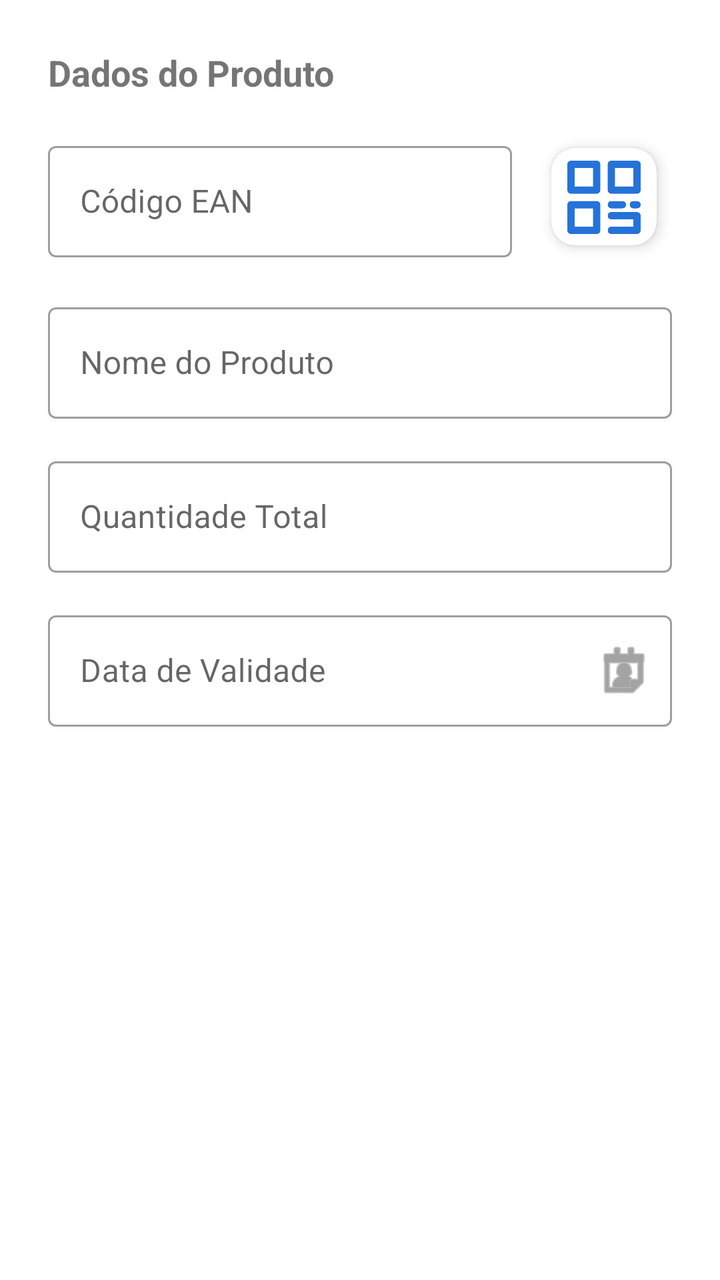
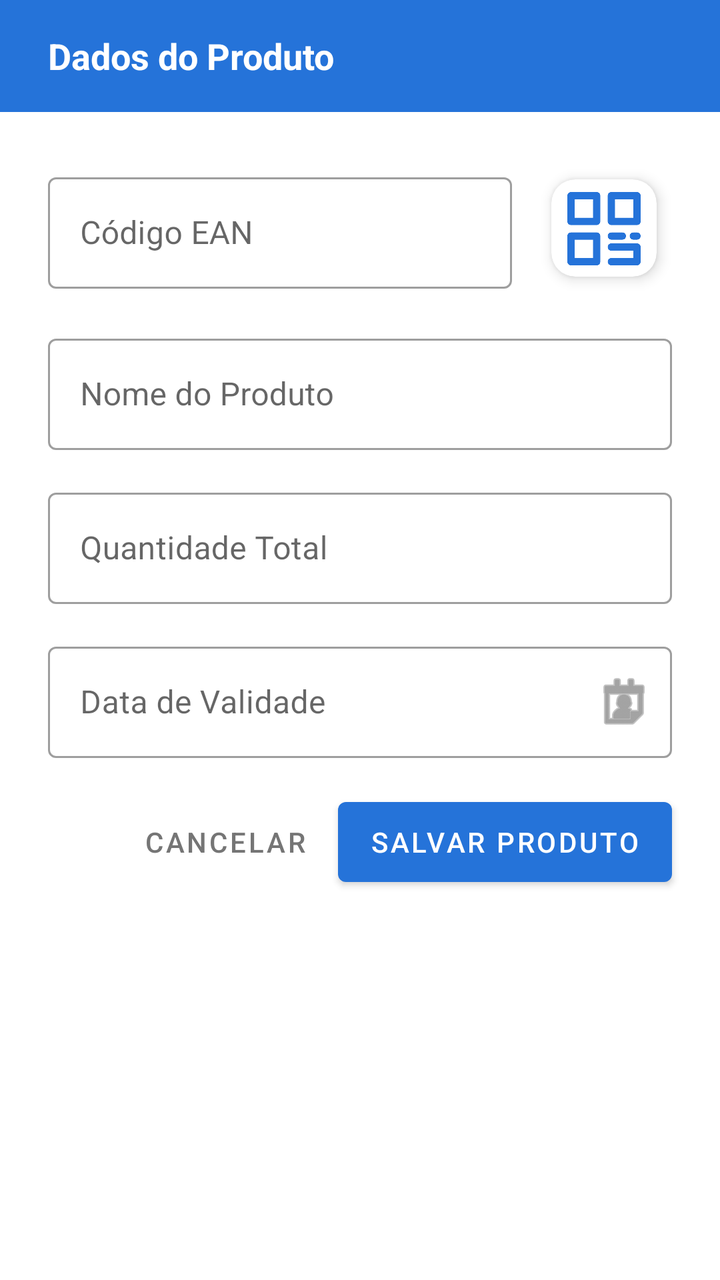

The first picture is an Android layout as it rendered before a commit; the second is the same layout after the commit. The layout source and the unified diff follow.
<!-- AndroidManifest.xml: application theme Theme.ColetorPlus -->
<!-- res/layout/dialog_admin_novo_produto.xml -->
<?xml version="1.0" encoding="utf-8"?>
<LinearLayout xmlns:android="http://schemas.android.com/apk/res/android"
    xmlns:app="http://schemas.android.com/apk/res-auto"
    android:layout_width="match_parent"
    android:layout_height="wrap_content"
    android:orientation="vertical"
    android:clipChildren="false"
    android:clipToPadding="false"
    android:padding="24dp">

    <TextView
        android:layout_width="match_parent"
        android:layout_height="wrap_content"
        android:layout_marginBottom="16dp"
        android:text="Dados do Produto"
        android:textSize="18sp"
        android:textStyle="bold" />

    
    <LinearLayout
        android:layout_width="match_parent"
        android:layout_height="wrap_content"
        android:orientation="horizontal"
        android:gravity="center_vertical"
        android:clipChildren="false"
        android:clipToPadding="false"
        android:layout_marginBottom="16dp">

        <com.google.android.material.textfield.TextInputLayout
            android:id="@+id/tilNovoEan"
            style="@style/Widget.MaterialComponents.TextInputLayout.OutlinedBox"
            android:layout_width="0dp"
            android:layout_height="wrap_content"
            android:layout_weight="1"
            android:hint="Código EAN">

            <com.google.android.material.textfield.TextInputEditText
                android:id="@+id/etNovoEan"
                android:layout_width="match_parent"
                android:layout_height="wrap_content"
                android:inputType="number" />
        </com.google.android.material.textfield.TextInputLayout>

        <com.google.android.material.card.MaterialCardView
            android:id="@+id/cardScanEanDialog"
            android:layout_width="68dp"
            android:layout_height="68dp"
            android:layout_marginStart="12dp"
            app:cardCornerRadius="12dp"
            app:cardElevation="4dp"
            app:cardUseCompatPadding="true">

            <ImageButton
                android:id="@+id/btnScanEanDialog"
                android:layout_width="match_parent"
                android:layout_height="match_parent"
                android:background="?attr/selectableItemBackground"
                android:contentDescription="Escanear EAN"
                android:padding="2dp"
                android:scaleType="fitCenter"
                android:src="@drawable/qrcode"
                app:tint="?attr/colorPrimary" />
        </com.google.android.material.card.MaterialCardView>
    </LinearLayout>

    <com.google.android.material.textfield.TextInputLayout
        android:id="@+id/tilNovoNome"
        style="@style/Widget.MaterialComponents.TextInputLayout.OutlinedBox"
        android:layout_width="match_parent"
        android:layout_height="wrap_content"
        android:layout_marginBottom="16dp"
        android:hint="Nome do Produto">

        <com.google.android.material.textfield.TextInputEditText
            android:id="@+id/etNovoNome"
            android:layout_width="match_parent"
            android:layout_height="wrap_content"
            android:inputType="textCapWords" />
    </com.google.android.material.textfield.TextInputLayout>

    <com.google.android.material.textfield.TextInputLayout
        android:id="@+id/tilNovoQuantidade"
        style="@style/Widget.MaterialComponents.TextInputLayout.OutlinedBox"
        android:layout_width="match_parent"
        android:layout_height="wrap_content"
        android:layout_marginBottom="16dp"
        android:hint="Quantidade Total">

        <com.google.android.material.textfield.TextInputEditText
            android:id="@+id/etNovoQuantidade"
            android:layout_width="match_parent"
            android:layout_height="wrap_content"
            android:inputType="number" />
    </com.google.android.material.textfield.TextInputLayout>

    <com.google.android.material.textfield.TextInputLayout
        android:id="@+id/tilNovoValidade"
        style="@style/Widget.MaterialComponents.TextInputLayout.OutlinedBox"
        android:layout_width="match_parent"
        android:layout_height="wrap_content"
        android:layout_marginBottom="16dp"
        android:hint="Data de Validade"
        app:endIconMode="custom"
        app:endIconDrawable="@android:drawable/ic_menu_my_calendar">

        <com.google.android.material.textfield.TextInputEditText
            android:id="@+id/etNovoValidade"
            android:layout_width="match_parent"
            android:layout_height="wrap_content"
            android:focusable="false"
            android:clickable="true"
            android:inputType="none" />
    </com.google.android.material.textfield.TextInputLayout>

    <TextView
        android:id="@+id/tvAvisoExistente"
        android:layout_width="match_parent"
        android:layout_height="wrap_content"
        android:layout_marginTop="8dp"
        android:text="* Produto já cadastrado. Os dados acima serão atualizados."
        android:textColor="#F44336"
        android:textSize="12sp"
        android:visibility="gone" />

</LinearLayout>
<!-- resources referenced by this layout -->
<resources>
  <!-- drawable qrcode: png bitmap (drawable, 11988 bytes) -->
  <style name="Theme.ColetorPlus" parent="Theme.MaterialComponents.DayNight.DarkActionBar">
          
          <item name="colorPrimary">@color/purple_500</item>
          <item name="colorPrimaryVariant">@color/purple_700</item>
          <item name="colorOnPrimary">@color/white</item>
          
          <item name="colorSecondary">@color/teal_200</item>
          <item name="colorSecondaryVariant">@color/teal_700</item>
          <item name="colorOnSecondary">@color/black</item>
          
          <item name="android:statusBarColor">?attr/colorPrimaryVariant</item>
          
      </style>
  <color name="purple_500">#2573D9</color>
  <color name="purple_700">#2573D9</color>
  <color name="white">#F2F2F2</color>
  <color name="teal_200">#FF03DAC5</color>
  <color name="teal_700">#FF018786</color>
  <color name="black">#FF000000</color>
</resources>

<!-- the commit's change to res/layout/dialog_admin_novo_produto.xml (unified diff, before → after) -->
@@ -6,120 +6,163 @@
     android:orientation="vertical"
     android:clipChildren="false"
     android:clipToPadding="false"
-    android:padding="24dp">
-
-    <TextView
-        android:layout_width="match_parent"
-        android:layout_height="wrap_content"
-        android:layout_marginBottom="16dp"
-        android:text="Dados do Produto"
-        android:textSize="18sp"
-        android:textStyle="bold" />
+    android:background="@android:color/white">
 
     
     <LinearLayout
         android:layout_width="match_parent"
+        android:layout_height="56dp"
+        android:background="?attr/colorPrimary"
+        android:gravity="center_vertical"
+        android:paddingHorizontal="24dp">
+
+        <TextView
+            android:layout_width="wrap_content"
+            android:layout_height="wrap_content"
+            android:text="Dados do Produto"
+            android:textColor="@android:color/white"
+            android:textSize="18sp"
+            android:textStyle="bold" />
+    </LinearLayout>
+
+    <LinearLayout
+        android:layout_width="match_parent"
         android:layout_height="wrap_content"
-        android:orientation="horizontal"
-        android:gravity="center_vertical"
+        android:orientation="vertical"
+        android:padding="24dp"
         android:clipChildren="false"
-        android:clipToPadding="false"
-        android:layout_marginBottom="16dp">
+        android:clipToPadding="false">
+
+        
+        <LinearLayout
+            android:layout_width="match_parent"
+            android:layout_height="wrap_content"
+            android:orientation="horizontal"
+            android:gravity="center_vertical"
+            android:clipChildren="false"
+            android:clipToPadding="false"
+            android:layout_marginBottom="16dp">
+
+            <com.google.android.material.textfield.TextInputLayout
+                android:id="@+id/tilNovoEan"
+                style="@style/Widget.MaterialComponents.TextInputLayout.OutlinedBox"
+                android:layout_width="0dp"
+                android:layout_height="wrap_content"
+                android:layout_weight="1"
+                android:hint="Código EAN">
+
+                <com.google.android.material.textfield.TextInputEditText
+                    android:id="@+id/etNovoEan"
+                    android:layout_width="match_parent"
+                    android:layout_height="wrap_content"
+                    android:inputType="number" />
+            </com.google.android.material.textfield.TextInputLayout>
+
+            <com.google.android.material.card.MaterialCardView
+                android:id="@+id/cardScanEanDialog"
+                android:layout_width="68dp"
+                android:layout_height="68dp"
+                android:layout_marginStart="12dp"
+                app:cardCornerRadius="12dp"
+                app:cardElevation="4dp"
+                app:cardUseCompatPadding="true">
+
+                <ImageButton
+                    android:id="@+id/btnScanEanDialog"
+                    android:layout_width="match_parent"
+                    android:layout_height="match_parent"
+                    android:background="?attr/selectableItemBackground"
+                    android:contentDescription="Escanear EAN"
+                    android:padding="2dp"
+                    android:scaleType="fitCenter"
+                    android:src="@drawable/qrcode"
+                    app:tint="?attr/colorPrimary" />
+            </com.google.android.material.card.MaterialCardView>
+        </LinearLayout>
 
         <com.google.android.material.textfield.TextInputLayout
-            android:id="@+id/tilNovoEan"
+            android:id="@+id/tilNovoNome"
             style="@style/Widget.MaterialComponents.TextInputLayout.OutlinedBox"
-            android:layout_width="0dp"
+            android:layout_width="match_parent"
             android:layout_height="wrap_content"
-            android:layout_weight="1"
-            android:hint="Código EAN">
+            android:layout_marginBottom="16dp"
+            android:hint="Nome do Produto">
 
             <com.google.android.material.textfield.TextInputEditText
-                android:id="@+id/etNovoEan"
+                android:id="@+id/etNovoNome"
+                android:layout_width="match_parent"
+                android:layout_height="wrap_content"
+                android:inputType="textCapWords" />
+        </com.google.android.material.textfield.TextInputLayout>
+
+        <com.google.android.material.textfield.TextInputLayout
+            android:id="@+id/tilNovoQuantidade"
+            style="@style/Widget.MaterialComponents.TextInputLayout.OutlinedBox"
+            android:layout_width="match_parent"
+            android:layout_height="wrap_content"
+            android:layout_marginBottom="16dp"
+            android:hint="Quantidade Total">
+
+            <com.google.android.material.textfield.TextInputEditText
+                android:id="@+id/etNovoQuantidade"
                 android:layout_width="match_parent"
                 android:layout_height="wrap_content"
                 android:inputType="number" />
         </com.google.android.material.textfield.TextInputLayout>
 
-        <com.google.android.material.card.MaterialCardView
-            android:id="@+id/cardScanEanDialog"
-            android:layout_width="68dp"
-            android:layout_height="68dp"
-            android:layout_marginStart="12dp"
-            app:cardCornerRadius="12dp"
-            app:cardElevation="4dp"
-            app:cardUseCompatPadding="true">
-
-            <ImageButton
-                android:id="@+id/btnScanEanDialog"
-                android:layout_width="match_parent"
-                android:layout_height="match_parent"
-                android:background="?attr/selectableItemBackground"
-                android:contentDescription="Escanear EAN"
-                android:padding="2dp"
-                android:scaleType="fitCenter"
-                android:src="@drawable/qrcode"
-                app:tint="?attr/colorPrimary" />
-        </com.google.android.material.card.MaterialCardView>
-    </LinearLayout>
-
-    <com.google.android.material.textfield.TextInputLayout
-        android:id="@+id/tilNovoNome"
-        style="@style/Widget.MaterialComponents.TextInputLayout.OutlinedBox"
-        android:layout_width="match_parent"
-        android:layout_height="wrap_content"
-        android:layout_marginBottom="16dp"
-        android:hint="Nome do Produto">
-
-        <com.google.android.material.textfield.TextInputEditText
-            android:id="@+id/etNovoNome"
+        <com.google.android.material.textfield.TextInputLayout
+            android:id="@+id/tilNovoValidade"
+            style="@style/Widget.MaterialComponents.TextInputLayout.OutlinedBox"
             android:layout_width="match_parent"
             android:layout_height="wrap_content"
-            android:inputType="textCapWords" />
-    </com.google.android.material.textfield.TextInputLayout>
+            android:layout_marginBottom="16dp"
+            android:hint="Data de Validade"
+            app:endIconMode="custom"
+            app:endIconDrawable="@android:drawable/ic_menu_my_calendar">
 
-    <com.google.android.material.textfield.TextInputLayout
-        android:id="@+id/tilNovoQuantidade"
-        style="@style/Widget.MaterialComponents.TextInputLayout.OutlinedBox"
-        android:layout_width="match_parent"
-        android:layout_height="wrap_content"
-        android:layout_marginBottom="16dp"
-        android:hint="Quantidade Total">
+            <com.google.android.material.textfield.TextInputEditText
+                android:id="@+id/etNovoValidade"
+                android:layout_width="match_parent"
+                android:layout_height="wrap_content"
+                android:focusable="false"
+                android:clickable="true"
+                android:inputType="none" />
+        </com.google.android.material.textfield.TextInputLayout>
 
-        <com.google.android.material.textfield.TextInputEditText
-            android:id="@+id/etNovoQuantidade"
+        <TextView
+            android:id="@+id/tvAvisoExistente"
             android:layout_width="match_parent"
             android:layout_height="wrap_content"
-            android:inputType="number" />
-    </com.google.android.material.textfield.TextInputLayout>
+            android:layout_marginBottom="16dp"
+            android:text="* Produto já cadastrado. Os dados acima serão atualizados."
+            android:textColor="#F44336"
+            android:textSize="12sp"
+            android:visibility="gone" />
 
-    <com.google.android.material.textfield.TextInputLayout
-        android:id="@+id/tilNovoValidade"
-        style="@style/Widget.MaterialComponents.TextInputLayout.OutlinedBox"
-        android:layout_width="match_parent"
-        android:layout_height="wrap_content"
-        android:layout_marginBottom="16dp"
-        android:hint="Data de Validade"
-        app:endIconMode="custom"
-        app:endIconDrawable="@android:drawable/ic_menu_my_calendar">
-
-        <com.google.android.material.textfield.TextInputEditText
-            android:id="@+id/etNovoValidade"
+        
+        <LinearLayout
             android:layout_width="match_parent"
             android:layout_height="wrap_content"
-            android:focusable="false"
-            android:clickable="true"
-            android:inputType="none" />
-    </com.google.android.material.textfield.TextInputLayout>
+            android:orientation="horizontal"
+            android:gravity="end">
 
-    <TextView
-        android:id="@+id/tvAvisoExistente"
-        android:layout_width="match_parent"
-        android:layout_height="wrap_content"
-        android:layout_marginTop="8dp"
-        android:text="* Produto já cadastrado. Os dados acima serão atualizados."
-        android:textColor="#F44336"
-        android:textSize="12sp"
-        android:visibility="gone" />
+            <com.google.android.material.button.MaterialButton
+                android:id="@+id/btnCancelarDialog"
+                style="@style/Widget.MaterialComponents.Button.TextButton"
+                android:layout_width="wrap_content"
+                android:layout_height="52dp"
+                android:text="CANCELAR"
+                android:textColor="#757575"
+                android:layout_marginEnd="8dp" />
 
+            <com.google.android.material.button.MaterialButton
+                android:id="@+id/btnSalvarDialog"
+                android:layout_width="wrap_content"
+                android:layout_height="52dp"
+                android:text="SALVAR PRODUTO"
+                android:textColor="@android:color/white"
+                app:backgroundTint="?attr/colorPrimary" />
+        </LinearLayout>
+
+    </LinearLayout>
 </LinearLayout>
